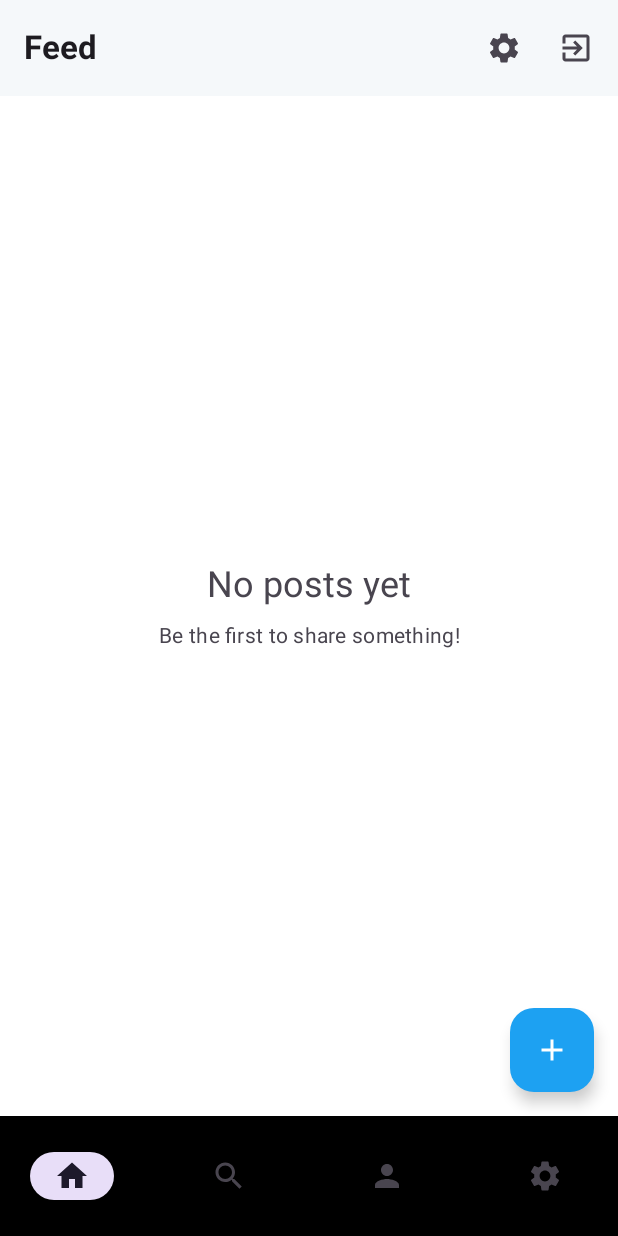
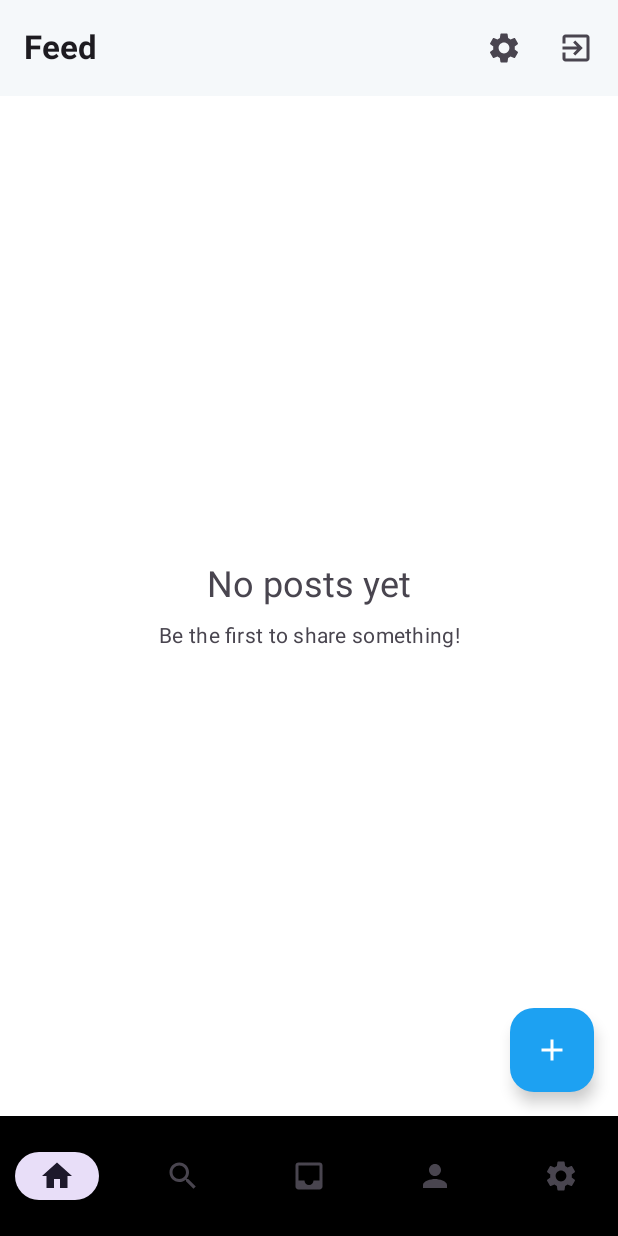
Before and after one commit to MKwang151/MiniSocialNetworkApplication, an Android app built with Jetpack Compose: the FeedScreen screen opened through its navigation route, on a phone screen of 412 x 824 dp. Run offline under Robolectric (Android 15) with nearby library versions, the phone set to English and light mode, and no system bars; our stand-ins replace Dagger/Hilt's generated code, Firebase (no records; nobody signed in at launch, a user with empty details on screens opened directly), Room's generated code, Timber, paging; 1 statement that could not run was skipped.

Commit message:
feat(ui): add chat icon

```diff
--- a/app/src/main/java/com/example/minisocialnetworkapplication/ui/components/BottomNavBar.kt
+++ b/app/src/main/java/com/example/minisocialnetworkapplication/ui/components/BottomNavBar.kt
@@ -3,6 +3,7 @@ package com.example.minisocialnetworkapplication.ui.components
 import androidx.compose.foundation.layout.height
 import androidx.compose.material.icons.Icons
 import androidx.compose.material.icons.filled.Home
+import androidx.compose.material.icons.filled.Inbox
 import androidx.compose.material.icons.filled.Person
 import androidx.compose.material.icons.filled.Search
 import androidx.compose.material.icons.filled.Settings
@@ -23,6 +24,7 @@ fun BottomNavBar(navController: NavHostController) {
     val items = listOf(
         BottomNavItem.Home,
         BottomNavItem.Search,
+        BottomNavItem.Chat,
         BottomNavItem.Profile,
         BottomNavItem.Settings
     )
@@ -51,6 +53,7 @@ fun BottomNavBar(navController: NavHostController) {
 sealed class BottomNavItem(val route: String, val label: String, val icon: ImageVector) {
     object Home : BottomNavItem(Screen.Feed.route, "Home", Icons.Default.Home)
     object Search: BottomNavItem("Search", "Search", Icons.Default.Search)
+    object Chat: BottomNavItem("Chat", "Chat", Icons.Default.Inbox)
     object Profile : BottomNavItem(Screen.Profile.route, "Profile", Icons.Default.Person)
     object Settings : BottomNavItem(Screen.Settings.route, "Settings", Icons.Default.Settings)
 }
```
